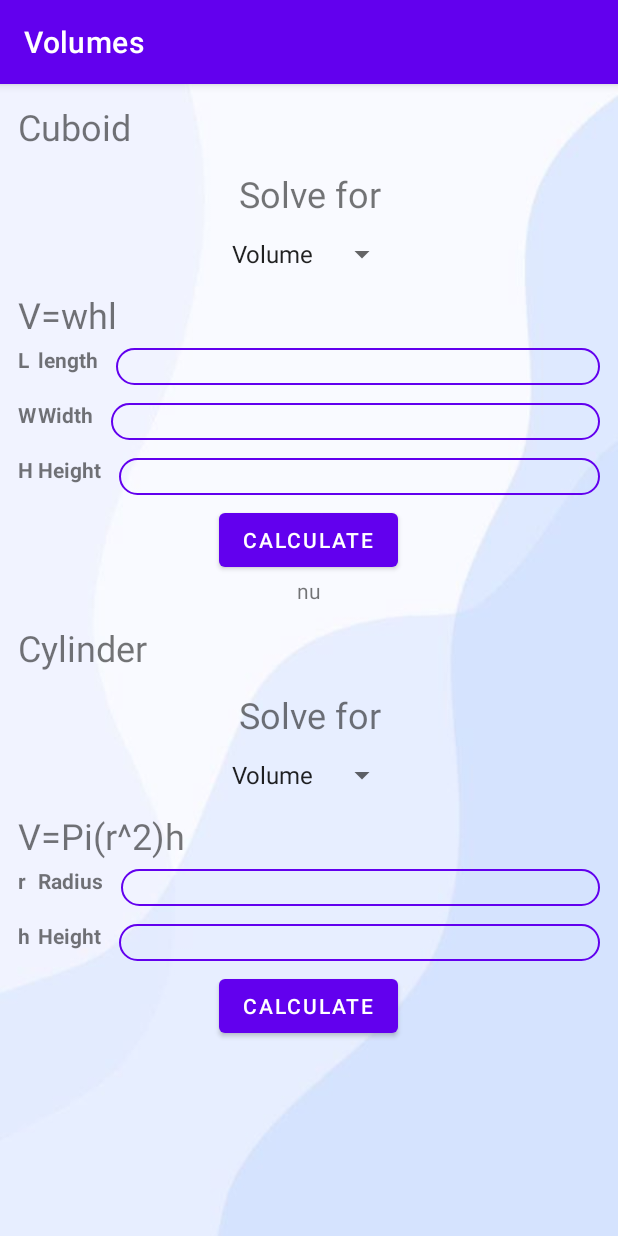
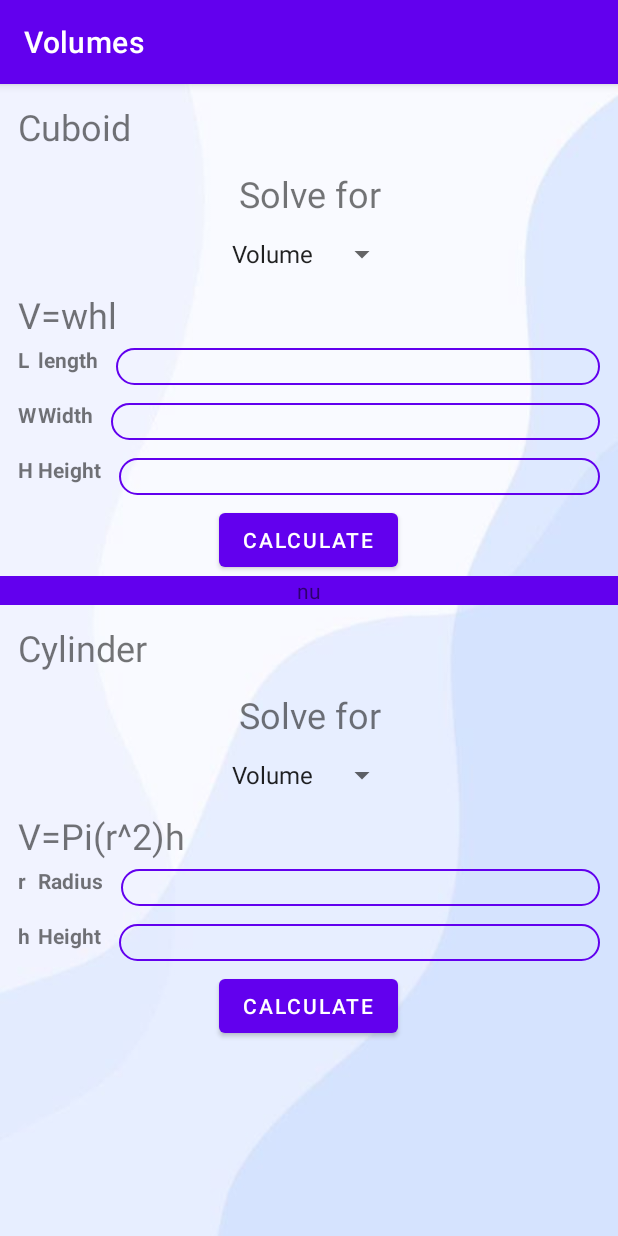
Before and after one commit to MoeShair/1200319_MoeShairAssi1, an Android app: the screen it shows after launch (MainActivity), after a tap on "CALCULATE", on a phone screen of 412 x 824 dp. Run offline under Robolectric (Android 15) with nearby library versions, the light colour scheme and no system bars; 5 statements that could not run were skipped.

Commit message:
not first time KEKW

```diff
--- a/app/src/main/java/com/example/a1200319_moeshairassi1/MainActivity.java
+++ b/app/src/main/java/com/example/a1200319_moeshairassi1/MainActivity.java
@@ -133,6 +133,7 @@ public class MainActivity extends AppCompatActivity {
         EditText cEt2 = findViewById(R.id.cTf2);
 
         TextView cyleResult = findViewById(R.id.cyleResult);
+        cyleResult.setVisibility(View.GONE);
 
 
         final int[] flag1 ={0};
@@ -181,6 +182,9 @@ public class MainActivity extends AppCompatActivity {
 
         Button cyleButton = findViewById(R.id.cyleCalculateButton);
         cyleButton.setOnClickListener(e->{
+
+            cyleResult.setVisibility(View.VISIBLE);
+
             Double n1= Double.parseDouble(cEt1.getText().toString());
             Double n2 =Double.parseDouble(cEt2.getText().toString());
 
--- a/app/src/main/res/layout/activity_main.xml
+++ b/app/src/main/res/layout/activity_main.xml
@@ -92,7 +92,8 @@
     <TextView android:id="@+id/result"
         android:layout_width="match_parent"
         android:layout_height="wrap_content"
-        android:textAlignment="center"/>
+        android:textAlignment="center"
+        android:background="@color/purple_500"/>
 
            <TextView
                style="@style/tv"
@@ -154,7 +155,8 @@
            <TextView android:id="@+id/cyleResult"
                android:layout_width="match_parent"
                android:layout_height="wrap_content"
-               android:textAlignment="center"/>
+               android:textAlignment="center"
+               android:background="@color/purple_500"/>
 
        </LinearLayout>
    </ScrollView>
```
